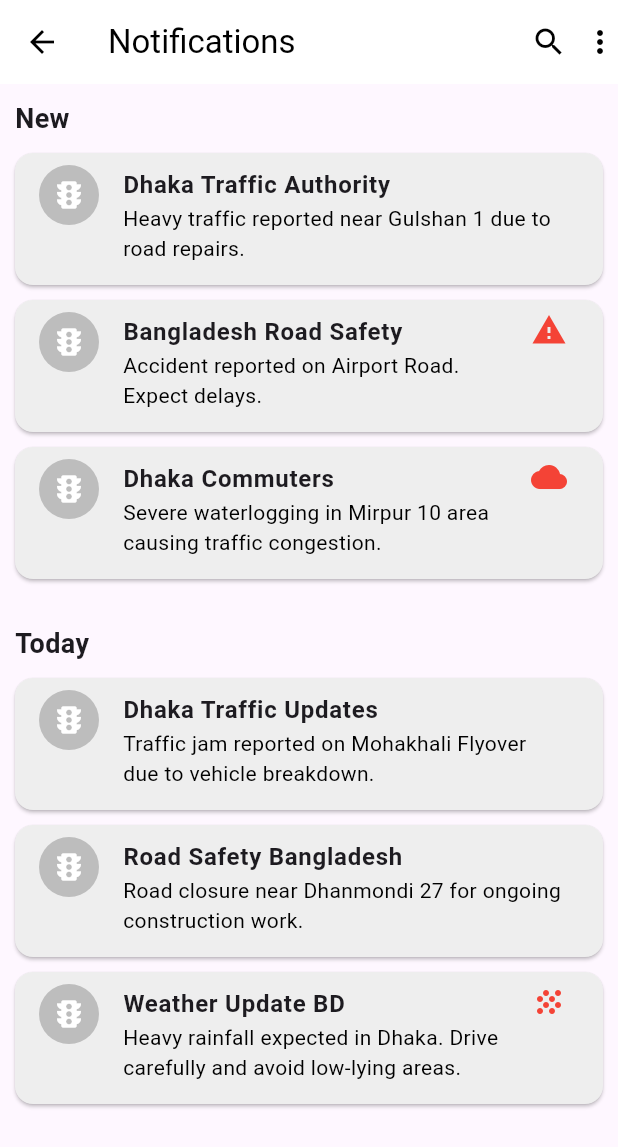
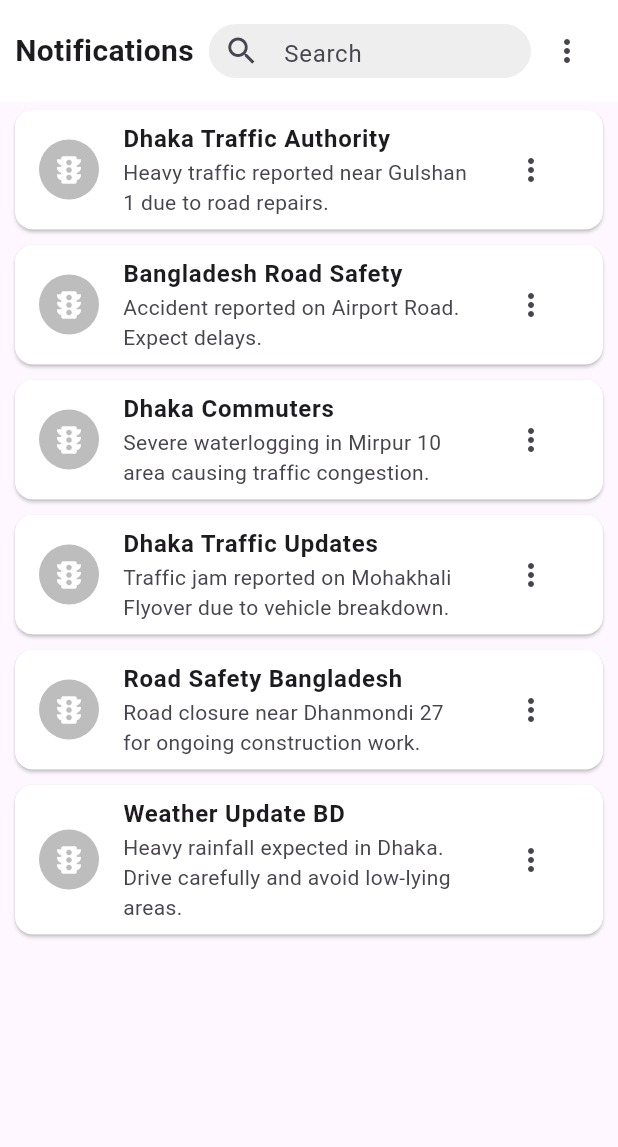
Before and after one commit to emtiaz1/on_the_go, a Flutter app: the NotificationPage screen opened directly, on a phone screen of 412 x 824 dp. Shown: the top 1147 px of the screen. Run offline on Flutter 3.47's test engine with Material 3 defaults, Android fonts, the phone set to English and light mode, and no system bars; our stand-ins replace cloud_firestore, firebase_auth, firebase_core, flutter_map, google_fonts, image_picker and 3 more; missing offline and left inert: flutter_map_location_marker; accounts and stored records are empty.

Commit message:
notification vr2

```diff
--- a/lib/notification.dart
+++ b/lib/notification.dart
@@ -1,137 +1,218 @@
 import 'package:flutter/material.dart';
 
-class NotificationPage extends StatelessWidget {
+class NotificationPage extends StatefulWidget {
   const NotificationPage({super.key});
+
+  @override
+  State<NotificationPage> createState() => _NotificationPageState();
+}
+
+class _NotificationPageState extends State<NotificationPage> {
+  final List<Map<String, dynamic>> notifications = [
+    {
+      'name': "Dhaka Traffic Authority",
+      'message': "Heavy traffic reported near Gulshan 1 due to road repairs.",
+      'time': "15m",
+      'post': "Traffic Alert",
+      'reaction': null,
+      'seen': false,
+    },
+    {
+      'name': "Bangladesh Road Safety",
+      'message': "Accident reported on Airport Road. Expect delays.",
+      'time': "30m",
+      'post': "Road Condition Update",
+      'reaction': Icons.warning,
+      'seen': false,
+    },
+    {
+      'name': "Dhaka Commuters",
+      'message':
+          "Severe waterlogging in Mirpur 10 area causing traffic congestion.",
+      'time': "1h",
+      'post': "Weather Alert",
+      'reaction': Icons.cloud,
+      'seen': false,
+    },
+    {
+      'name': "Dhaka Traffic Updates",
+      'message':
+          "Traffic jam reported on Mohakhali Flyover due to vehicle breakdown.",
+      'time': "3h",
+      'post': "Traffic Jam Alert",
+      'reaction': null,
+      'seen': false,
+    },
+    {
+      'name': "Road Safety Bangladesh",
+      'message':
+          "Road closure near Dhanmondi 27 for ongoing construction work.",
+      'time': "5h",
+      'post': "Road Closure Notice",
+      'reaction': null,
+      'seen': false,
+    },
+    {
+      'name': "Weather Update BD",
+      'message':
+          "Heavy rainfall expected in Dhaka. Drive carefully and avoid low-lying areas.",
+      'time': "8h",
+      'post': "Weather Alert",
+      'reaction': Icons.grain,
+      'seen': false,
+    },
+  ];
 
   @override
   Widget build(BuildContext context) {
     return Scaffold(
-      appBar: AppBar(
-        title: const Text("Notifications"),
-        backgroundColor: Colors.white,
-        foregroundColor: Colors.black,
-        elevation: 0,
-        actions: const [
-          Icon(Icons.search, color: Colors.black),
-          SizedBox(width: 10),
-          Icon(Icons.more_vert, color: Colors.black),
-        ],
-      ),
-      body: ListView(
+      appBar: null,
+      body: Column(
         children: [
-          _buildNewNotificationsSection(),
-          _buildTodayNotificationsSection(),
-        ],
-      ),
-    );
-  }
-
-  Widget _buildNewNotificationsSection() {
-    return Padding(
-      padding: const EdgeInsets.all(10.0),
-      child: Column(
-        crossAxisAlignment: CrossAxisAlignment.start,
-        children: [
-          const Text('New',
-              style: TextStyle(fontSize: 18, fontWeight: FontWeight.bold)),
-          const SizedBox(height: 10),
-          _buildNotificationCard(
-            name: "Dhaka Traffic Authority",
-            message:
-                "Heavy traffic reported near Gulshan 1 due to road repairs.",
-            time: "15m",
-            post: "Traffic Alert",
-          ),
-          _buildNotificationCard(
-            name: "Bangladesh Road Safety",
-            message: "Accident reported on Airport Road. Expect delays.",
-            time: "30m",
-            post: "Road Condition Update",
-            reaction: Icons.warning,
-          ),
-          _buildNotificationCard(
-            name: "Dhaka Commuters",
-            message:
-                "Severe waterlogging in Mirpur 10 area causing traffic congestion.",
-            time: "1h",
-            post: "Weather Alert",
-            reaction: Icons.cloud,
+          _buildBottomHeader(),
+          Expanded(
+            child: ListView.builder(
+              itemCount: notifications.length,
+              itemBuilder: (context, index) {
+                final notification = notifications[index];
+                return _buildNotificationCard(notification, index);
+              },
+            ),
           ),
         ],
       ),
     );
   }
 
-  Widget _buildTodayNotificationsSection() {
-    return Padding(
-      padding: const EdgeInsets.all(10.0),
-      child: Column(
-        crossAxisAlignment: CrossAxisAlignment.start,
+  Widget _buildBottomHeader() {
+    return Container(
+      padding: const EdgeInsets.symmetric(horizontal: 10, vertical: 10),
+      color: Colors.white,
+      child: Row(
         children: [
-          const Text('Today',
-              style: TextStyle(fontSize: 18, fontWeight: FontWeight.bold)),
-          const SizedBox(height: 10),
-          _buildNotificationCard(
-            name: "Dhaka Traffic Updates",
-            message:
-                "Traffic jam reported on Mohakhali Flyover due to vehicle breakdown.",
-            time: "3h",
-            post: "Traffic Jam Alert",
+          const Text(
+            "Notifications",
+            style: TextStyle(
+              fontSize: 20,
+              fontWeight: FontWeight.bold,
+            ),
           ),
-          _buildNotificationCard(
-            name: "Road Safety Bangladesh",
-            message:
-                "Road closure near Dhanmondi 27 for ongoing construction work.",
-            time: "5h",
-            post: "Road Closure Notice",
+          const SizedBox(width: 10),
+          Expanded(
+            child: Container(
+              height: 36,
+              padding: const EdgeInsets.symmetric(horizontal: 10),
+              decoration: BoxDecoration(
+                color: Colors.grey[200],
+                borderRadius: BorderRadius.circular(18),
+              ),
+              child: const TextField(
+                decoration: InputDecoration(
+                  border: InputBorder.none,
+                  hintText: "Search",
+                  icon: Icon(Icons.search),
+                ),
+              ),
+            ),
           ),
-          _buildNotificationCard(
-            name: "Weather Update BD",
-            message:
-                "Heavy rainfall expected in Dhaka. Drive carefully and avoid low-lying areas.",
-            time: "8h",
-            post: "Weather Alert",
-            reaction: Icons.grain,
+          IconButton(
+            icon: const Icon(Icons.more_vert),
+            onPressed: () {},
           ),
         ],
       ),
     );
   }
 
-  Widget _buildNotificationCard({
-    required String name,
-    required String message,
-    required String time,
-    required String post,
-    IconData? reaction,
-  }) {
+  Widget _buildNotificationCard(Map<String, dynamic> notification, int index) {
+    final bool isSeen = notification['seen'];
     return Card(
-      margin: const EdgeInsets.only(bottom: 10),
-      color: Colors.grey[200], // Light theme card background
+      margin: const EdgeInsets.symmetric(horizontal: 10, vertical: 5),
+      color: isSeen ? Colors.grey[300] : Colors.white, // Adjusted color here
       child: ListTile(
         leading: CircleAvatar(
           backgroundColor: Colors.grey[400],
           child: const Icon(Icons.traffic, color: Colors.white),
         ),
-        title: Text(
-          name,
-          style: const TextStyle(fontWeight: FontWeight.bold),
+        title: Text(notification['name'],
+            style: const TextStyle(fontWeight: FontWeight.bold)),
+        subtitle: Text(notification['message']),
+        trailing: IconButton(
+          icon: const Icon(Icons.more_vert),
+          onPressed: () => _showBottomMenu(index),
         ),
-        subtitle: Text(
-          message,
-          style: const TextStyle(color: Colors.black),
-        ),
-        trailing: reaction != null
-            ? Icon(
-                reaction,
-                color: Colors.red,
-              )
-            : null,
-        isThreeLine: true,
         onTap: () {
-          // Handle notification tap
+          setState(() {
+            notifications[index]['seen'] = true;  // Mark as seen when tapped
+          });
         },
       ),
     );
   }
+
+  void _showBottomMenu(int index) {
+    showModalBottomSheet(
+      context: context,
+      shape: const RoundedRectangleBorder(
+        borderRadius: BorderRadius.vertical(top: Radius.circular(20)),
+      ),
+      builder: (context) {
+        return Padding(
+          padding: const EdgeInsets.symmetric(vertical: 20),
+          child: Column(
+            mainAxisSize: MainAxisSize.min,
+            children: [
+              ListTile(
+                leading: const Icon(Icons.expand_more),
+                title: const Text("Show more"),
+                onTap: () {
+                  Navigator.pop(context);
+                  _showSnack("Showing more...");
+                },
+              ),
+              ListTile(
+                leading: const Icon(Icons.expand_less),
+                title: const Text("Show less"),
+                onTap: () {
+                  Navigator.pop(context);
+                  _showSnack("Showing less...");
+                },
+              ),
+              ListTile(
+                leading: const Icon(Icons.delete),
+                title: const Text("Delete notification"),
+                onTap: () {
+                  setState(() {
+                    notifications.removeAt(index);
+                  });
+                  Navigator.pop(context);
+                },
+              ),
+              ListTile(
+                leading: const Icon(Icons.notifications_off),
+                title: const Text("Turn off notifications"),
+                onTap: () {
+                  Navigator.pop(context);
+                  _showSnack("Notifications turned off");
+                },
+              ),
+              ListTile(
+                leading: const Icon(Icons.report),
+                title: const Text("Report issue to notification team"),
+                onTap: () {
+                  Navigator.pop(context);
+                  _showSnack("Issue reported");
+                },
+              ),
+            ],
+          ),
+        );
+      },
+    );
+  }
+
+  void _showSnack(String message) {
+    ScaffoldMessenger.of(context)
+        .showSnackBar(SnackBar(content: Text(message)));
+  }
 }
```
Also changed, not shown: pubspec.lock.
